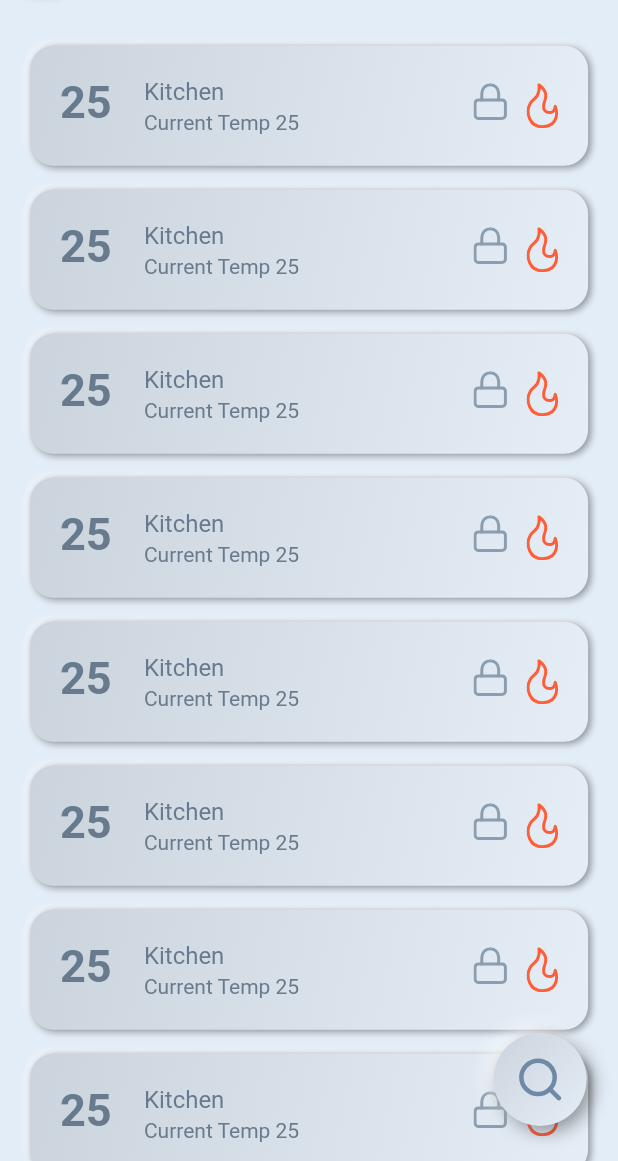
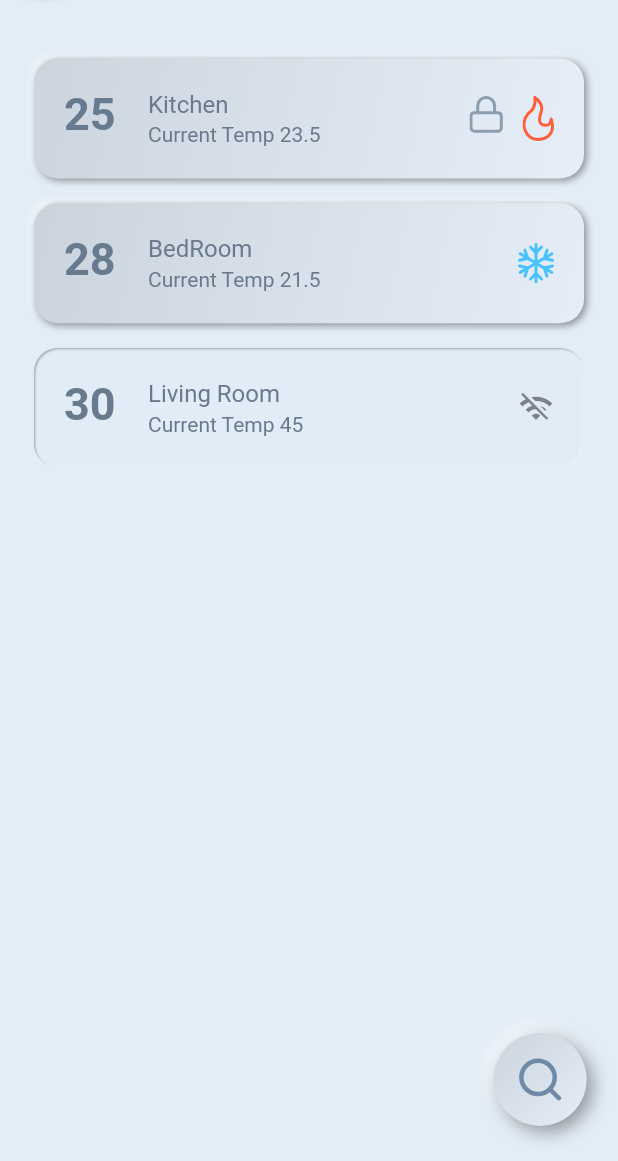
Before and after one commit to milligrade/milli_app, a Flutter app: the ThermostatListPage screen opened directly, on a phone screen of 412 x 824 dp, the part 75-1236 px from its top. Run offline on Flutter 3.47's test engine with Material 2 defaults, Android fonts, the light colour scheme and no system bars; drawn by our look-alikes of flutter_neumorphic; our stand-ins replace flutter_svg.

Commit message:
complete thermostat list

```diff
--- a/milligrade.ir-master/lib/features/thermostat/presentation/widgets/thermostat_list_screen_widgets/list_view_item_widget.dart
+++ b/milligrade.ir-master/lib/features/thermostat/presentation/widgets/thermostat_list_screen_widgets/list_view_item_widget.dart
@@ -13,15 +13,15 @@ class ListeViewItemWidget extends StatelessWidget {
     var h = MediaQuery.of(context).size.height;
     var w = MediaQuery.of(context).size.width;
 
-    return ListView.builder(
-      padding: EdgeInsets.symmetric(horizontal: w * 0.012, vertical: h * 0.02),
-      itemCount: 10,
-      itemBuilder: (context, index) {
-        return NeumorphicButton(
-          margin: const EdgeInsets.symmetric(vertical: 8, horizontal: 15.0),
+    return Padding(
+      padding: EdgeInsets.only(top: h * 0.03 , right: w * 0.015 , left: w * 0.015),
+      child: Column(
+            children: [
+              NeumorphicButton(
+                margin: EdgeInsets.symmetric(vertical: h * 0.01, horizontal: w * 0.04),
                 style: NeumorphicStyle(
                   shape: NeumorphicShape.concave,
-            color: CustomColor.bg_color,
+                  color: CustomColor.bg_main_color,
                   //  CustomColor.bg_color,
                   depth: 3,
                   boxShape: NeumorphicBoxShape.roundRect(BorderRadius.circular(16)),
@@ -30,7 +30,7 @@ class ListeViewItemWidget extends StatelessWidget {
                 child: ListTile(
                   title: const Text('Kitchen',
                       style: TextStyle(color: CustomColor.txt_color)),
-            subtitle: const Text('Current Temp 25',
+                  subtitle: const Text('Current Temp 23.5',
                       style: TextStyle(color: CustomColor.txt_color)),
                   leading: const Text('25',
                       textAlign: TextAlign.center,
@@ -49,8 +49,64 @@ class ListeViewItemWidget extends StatelessWidget {
                   ),
                 ),
                 onPressed: () {},
-        );
-      },
+              ),
+
+              NeumorphicButton(
+                margin: EdgeInsets.symmetric(vertical: h * 0.01, horizontal: w * 0.04),
+                style: NeumorphicStyle(
+                  shape: NeumorphicShape.concave,
+                  color: CustomColor.bg_color,
+                  //  CustomColor.bg_color,
+                  depth: 3,
+                  boxShape: NeumorphicBoxShape.roundRect(BorderRadius.circular(16)),
+                ),
+                padding: const EdgeInsets.all(4.0),
+                child: ListTile(
+                  title: const Text('BedRoom',
+                      style: TextStyle(color: CustomColor.txt_color)),
+                  subtitle: const Text('Current Temp 21.5',
+                      style: TextStyle(color: CustomColor.txt_color)),
+                  leading: const Text('28',
+                      textAlign: TextAlign.center,
+                      style: TextStyle(
+                          color: CustomColor.txt_color,
+                          fontSize: 30.0,
+                          fontWeight: FontWeight.bold)),
+                  trailing:
+                      SvgPicture.asset(ImageVectorConst.cool_icon),
+                ),
+                onPressed: () {},
+              ),
+
+              NeumorphicButton(
+                margin: EdgeInsets.symmetric(vertical: h * 0.01, horizontal: w * 0.04),
+                style: NeumorphicStyle(
+                  shape: NeumorphicShape.concave,
+                  color: CustomColor.bg_color,
+                  //  CustomColor.bg_color,
+                  depth: -1.5,
+                  boxShape: NeumorphicBoxShape.roundRect(BorderRadius.circular(16)),
+                ),
+                padding: const EdgeInsets.all(4.0),
+                child: const ListTile(
+                  title: Text('Living Room',
+                      style: TextStyle(color: CustomColor.txt_color)),
+                  subtitle: Text('Current Temp 45',
+                      style: TextStyle(color: CustomColor.txt_color)),
+                  leading: Text('30',
+                      textAlign: TextAlign.center,
+                      style: TextStyle(
+                          color: CustomColor.txt_color,
+                          fontSize: 30.0,
+                          fontWeight: FontWeight.bold)),
+                  trailing:
+                      Icon(Icons.wifi_off),
+                ),
+                onPressed: () {},
+              ),
+            ]
+
+      ),
     );
   }
 }
--- a/milligrade.ir-master/lib/main.dart
+++ b/milligrade.ir-master/lib/main.dart
@@ -25,7 +25,7 @@ class MyApp extends StatelessWidget {
           listTileTheme: ListTileThemeData(),
           toggleableActiveColor: CustomColor.bg_main_color,
           appBarTheme: const AppBarTheme(backgroundColor: CustomColor.bg_main_color)),
-      home: HomePage(),
+      home: ThermostatListPage(),
     );
   }
 }
```
Lines whose indentation alone changed are shown as unchanged.
